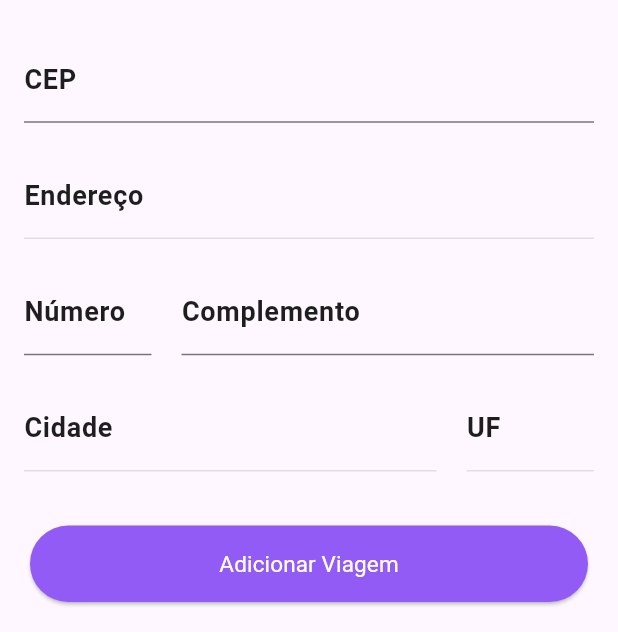
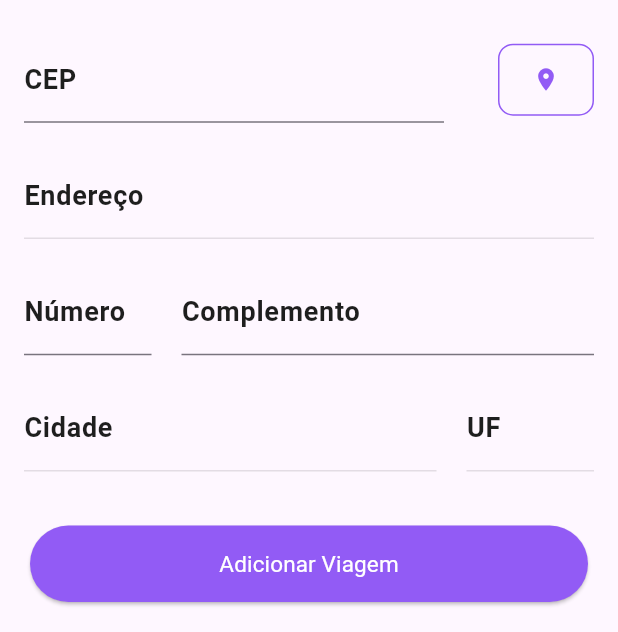
Before and after one commit to fernandacamp/ProjetoMobile, a Flutter app: the NewTripPage screen opened by its route, scrolled down 35 dp, on a phone screen of 412 x 824 dp, the part 604-1236 px from its top. Run offline on Flutter 3.47's test engine with Material 3 defaults, Android fonts, the phone set to English and light mode, and no system bars; our stand-ins replace bloc, cloud_firestore, connectivity_plus, firebase_auth, firebase_core, firebase_messaging and 8 more; accounts and stored records are empty; Roboto replaces fonts that are missing (Poppins).

```diff
--- a/lib/screens/new_trip_page.dart
+++ b/lib/screens/new_trip_page.dart
@@ -1,6 +1,8 @@
 import 'package:cloud_firestore/cloud_firestore.dart';
 import 'package:flutter/material.dart';
 import 'package:flutter_svg/flutter_svg.dart';
+import 'package:geocoding/geocoding.dart';
+import 'package:geolocator/geolocator.dart';
 import 'package:projeto_mobile/models/order_model.dart';
 import 'package:projeto_mobile/providers/usuario_provider.dart';
 import 'package:projeto_mobile/services/firestore_service.dart';
@@ -36,6 +38,8 @@ class _NewTripPageState extends State<NewTripPage> {
 
   late Usuario? usuario;
   late UsuarioProvider usuarioProvider;
+
+  bool loading = false;
 
   String? serviceSelected;
   Map<String, String> services = {
@@ -270,11 +274,40 @@ class _NewTripPageState extends State<NewTripPage> {
                   }).toList(),
                 ),
                 const SizedBox(height: 20),
-                _buildTextField(
-                  controller: _cepController,
-                  label: 'CEP',
-                  keyboardType: TextInputType.number,
-                  validatorMessage: 'O CEP é obrigatório',
+
+                LayoutBuilder(
+                  builder: (context, constrains) {
+                    return Row(
+                      mainAxisSize: MainAxisSize.max,
+                      mainAxisAlignment: MainAxisAlignment.spaceBetween,
+                      crossAxisAlignment: CrossAxisAlignment.center,
+                      children: [
+                        SizedBox(
+                          width: constrains.maxWidth - 100,
+                          child: _buildTextField(
+                            controller: _cepController,
+                            label: 'CEP',
+                            keyboardType: TextInputType.number,
+                            validatorMessage: 'O CEP é obrigatório',
+                          ),
+                        ),
+
+                        ElevatedButton(
+                          onPressed: () => _obterLocalizacaoAtual(),
+                          child: loading ? CircularProgressIndicator(color: AppColors.backgroundColor,) : const Icon(Icons.location_on_sharp, color: AppColors.backgroundColor,),
+                          style: ElevatedButton.styleFrom(
+                            padding: EdgeInsets.symmetric(horizontal: 0, vertical: 15),
+                            backgroundColor: Colors.transparent,
+                            shadowColor: Colors.transparent,
+                            side: BorderSide(color: AppColors.backgroundColor),
+                            shape: RoundedRectangleBorder(
+                              borderRadius: BorderRadius.circular(10),
+                            ),
+                          ),
+                        )
+                      ],
+                    );
+                  }
                 ),
                 const SizedBox(height: 20),
                 _buildDisabledTextField(
@@ -418,4 +451,44 @@ class _NewTripPageState extends State<NewTripPage> {
       },
     );
   }
+
+  _obterLocalizacaoAtual() async {
+    setState(() => loading = true);
+    LocationPermission permission;
+    permission = await Geolocator.requestPermission();
+
+    if (permission == LocationPermission.denied || permission == LocationPermission.deniedForever) {
+      final snackBar = SnackBar(
+        content: Text('Permissão de localização é necessária'),
+        duration: Duration(seconds: 2),
+      );
+
+      ScaffoldMessenger.of(context).showSnackBar(snackBar);
+      return;
+    }
+
+    Position position = await Geolocator.getCurrentPosition(desiredAccuracy: LocationAccuracy.high);
+
+    try {
+      List<Placemark> placemarks = await placemarkFromCoordinates(position.latitude, position.longitude);
+
+      Placemark place = placemarks[0];
+
+      setState(() {
+        _addressController.text = place.street ?? "";
+        _numberController.text = place.subThoroughfare ?? "";
+        _cityController.text = place.subAdministrativeArea ?? "";
+        _ufController.text = place.administrativeArea ?? "";
+        _cepController.text = place.postalCode ?? "";
+        loading = false;
+      });
+    } catch (e) {
+      final snackBar = SnackBar(
+        content: Text('Erro: $e'),
+        duration: Duration(seconds: 2),
+      );
+
+      ScaffoldMessenger.of(context).showSnackBar(snackBar);
+    }
+  }
 }
--- a/pubspec.yaml
+++ b/pubspec.yaml
@@ -51,6 +51,8 @@ dependencies:
   uuid: ^4.5.1
   firebase_messaging: ^15.2.2
   flutter_local_notifications: ^18.0.1
+  geocoding: ^3.0.0
+  geolocator: ^13.0.2
 
 dev_dependencies:
   flutter_test:
```
Also changed, not shown: pubspec.lock, 4 other files.
